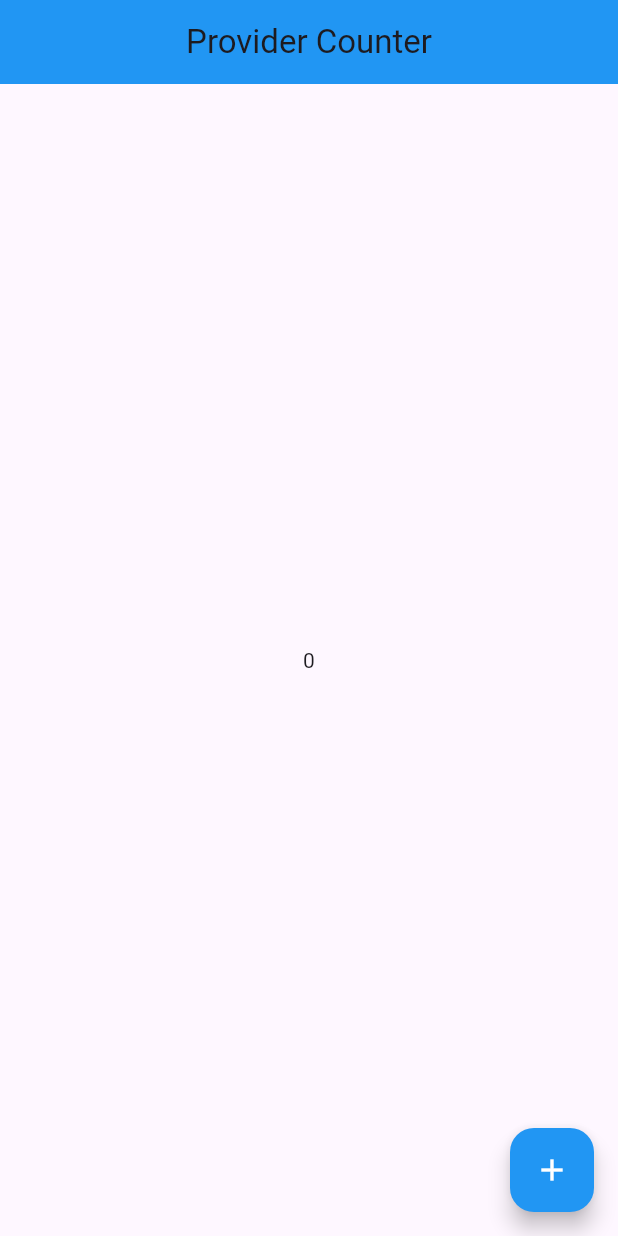
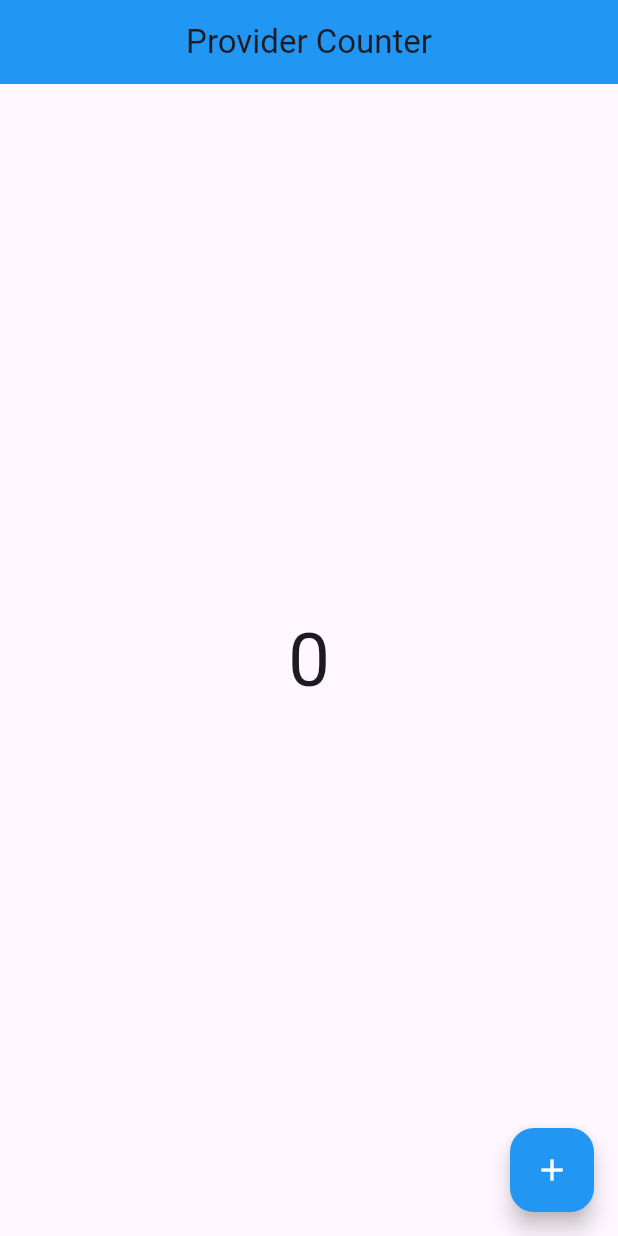
Before and after one commit to ahmedkaimkhani/Learning-of-Provider-State-Management, a Flutter app: the screen it shows after launch, on a phone screen of 412 x 824 dp. Run offline on Flutter 3.47's test engine with Material 3 defaults, Android fonts, the light colour scheme and no system bars.

Commit message:
Learning Provider

```diff
--- a/lib/views/counter_view.dart
+++ b/lib/views/counter_view.dart
@@ -12,7 +12,9 @@
 class _CounterViewState extends State<CounterView> {
   @override
   Widget build(BuildContext context) {
-    final counterProvider = Provider.of<CounterProvider>(context);
+    final counterProvider =
+        Provider.of<CounterProvider>(context, listen: false);
+    print('build');
     return Scaffold(
       appBar: AppBar(
         centerTitle: true,
@@ -23,7 +25,12 @@
         crossAxisAlignment: CrossAxisAlignment.center,
         children: [
           Center(
-            child: Text(counterProvider.counter.toString()),
+            child: Consumer<CounterProvider>(builder: (context, value, child) {
+              return Text(
+                value.counter.toString(),
+                style: const TextStyle(fontSize: 50),
+              );
+            }),
           )
         ],
       ),
```
